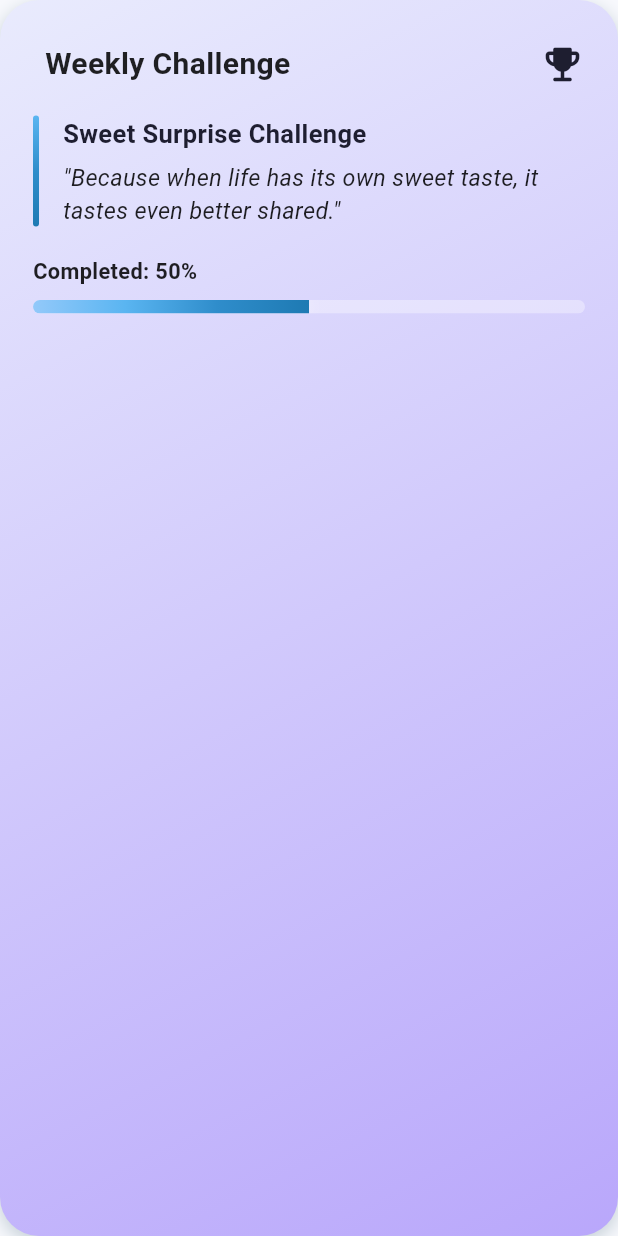
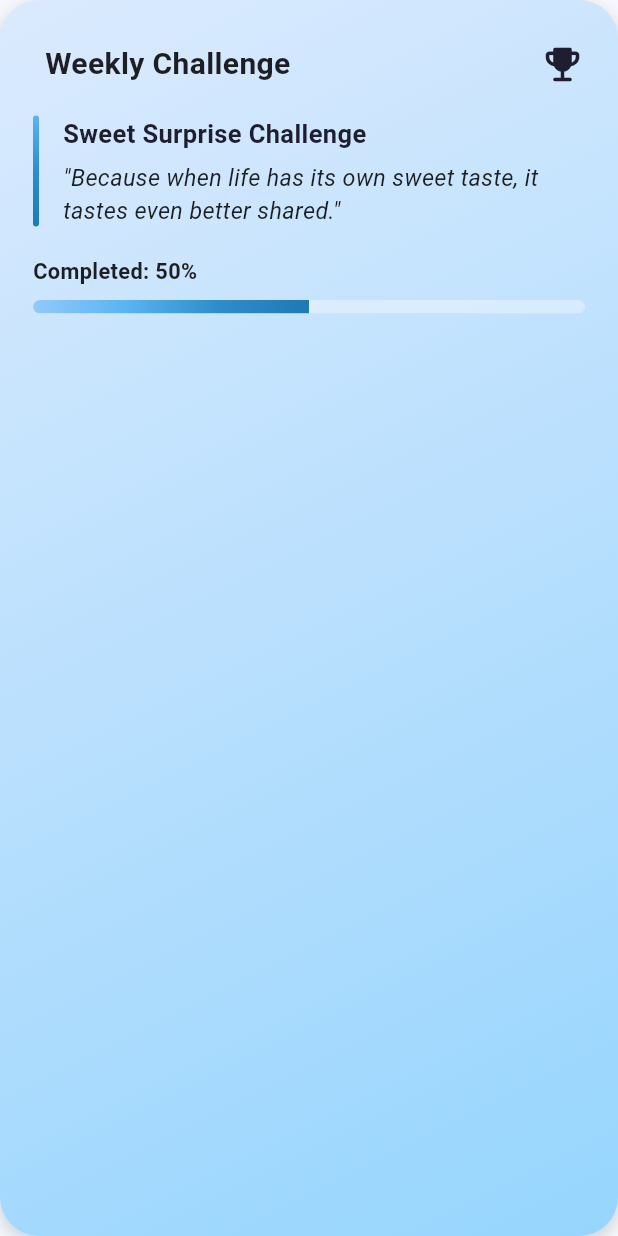
Before and after one commit to Tomasalexpt30/IPM_Bonded, a Flutter app: the WeeklyChallengeCard widget shown alone on an empty page, opened directly, on a phone screen of 412 x 824 dp. Run offline on Flutter 3.47's test engine with Material 3 defaults, Android fonts, the light colour scheme and no system bars; Roboto replaces fonts that are missing (Poppins).

Commit message:
Bonded APP Version 3.3.1
- Home Page Color Fix Purple -> Blue

```diff
--- a/lib/pages/home/widgets/weekly_challenge.dart
+++ b/lib/pages/home/widgets/weekly_challenge.dart
@@ -9,10 +9,7 @@ class WeeklyChallengeCard extends StatelessWidget {
       width: double.infinity,
       decoration: BoxDecoration(
         gradient: const LinearGradient(
-          colors: [
-            Color(0xFFE9EBFD),
-            Color(0xFFB9A7FB),
-          ],
+          colors: [Color(0xFFDBEAFE), Color(0xFF96D5FD)],
           begin: Alignment.topLeft,
           end: Alignment.bottomRight,
         ),
```
